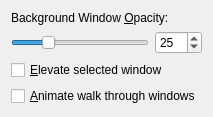
Before: the Qt Designer form effects/boxswitch_config.ui in KDE/kwin, drawn with Qt 5.
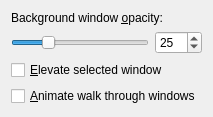
After: the same form once the commit is applied.

```diff
--- a/effects/boxswitch_config.ui
+++ b/effects/boxswitch_config.ui
@@ -13,7 +13,7 @@
    <item row="0" column="0" colspan="2" >
     <widget class="QLabel" name="label" >
      <property name="text" >
-      <string>Background Window &amp;Opacity:</string>
+      <string>Background window &amp;opacity:</string>
      </property>
      <property name="buddy" >
       <cstring>opacitySpin</cstring>
```
